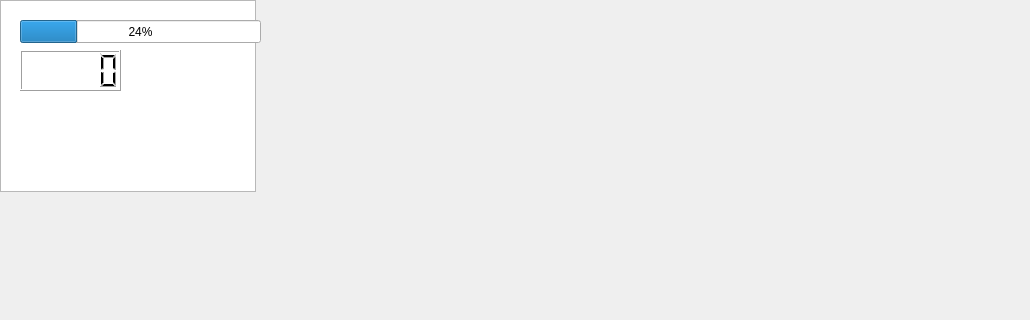
Before: the Qt Designer form Encroachment/level1.ui in XJulianSalazarX/Proyecto_Final, drawn with Qt 5; both pictures show x 0 to 1030 and y 0 to 320 of the 1280 by 740 pixel window.
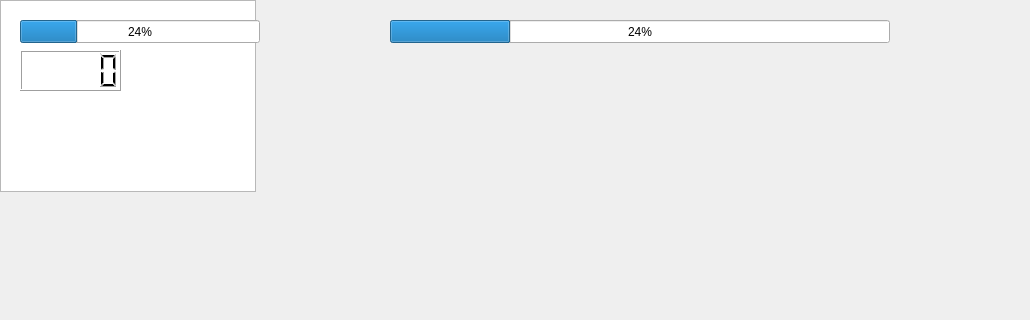
After: the same form once the commit is applied.

What changed in the file:
```diff
--- a/Encroachment/level1.ui
+++ b/Encroachment/level1.ui
@@ -40,7 +40,7 @@
     <rect>
      <x>20</x>
      <y>20</y>
-     <width>241</width>
+     <width>240</width>
      <height>23</height>
     </rect>
    </property>
@@ -67,6 +67,22 @@
 selection-background-color: rgb(255, 0, 0);</string>
    </property>
   </widget>
+  <widget class="QProgressBar" name="progressBar_2">
+   <property name="geometry">
+    <rect>
+     <x>390</x>
+     <y>20</y>
+     <width>500</width>
+     <height>23</height>
+    </rect>
+   </property>
+   <property name="styleSheet">
+    <string notr="true"/>
+   </property>
+   <property name="value">
+    <number>24</number>
+   </property>
+  </widget>
  </widget>
  <resources/>
  <connections/>
```
